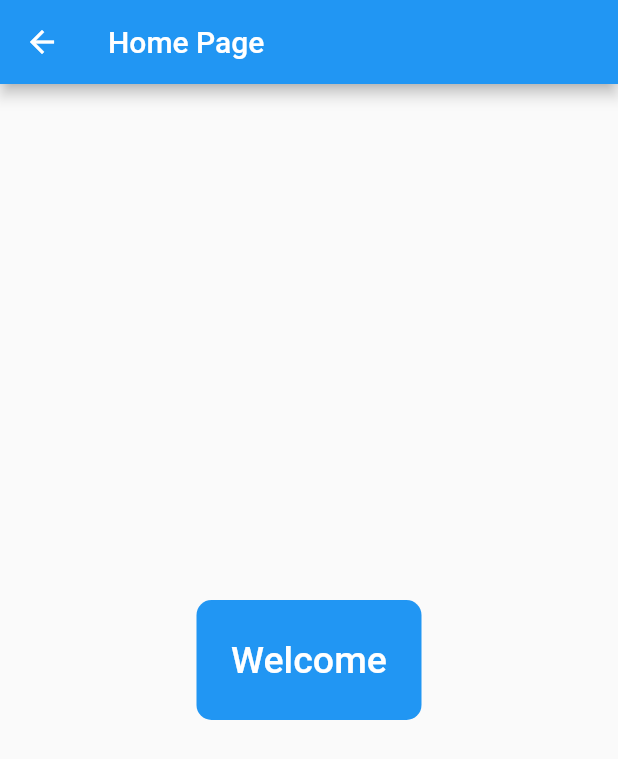
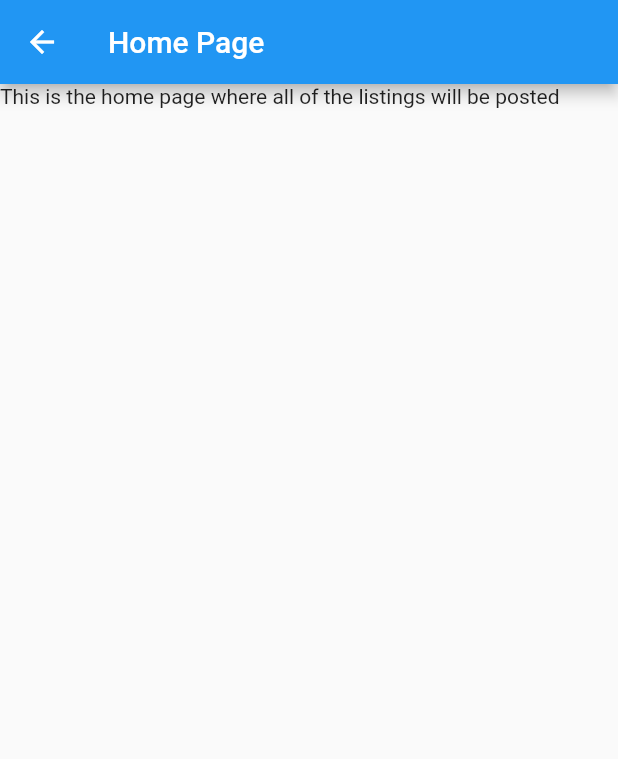
Before and after one commit to Jschofi95/Utool, a Flutter app: the screen it shows after launch, after a tap on "Login", on a phone screen of 412 x 824 dp. Shown: the top 759 px of the screen. Run offline on Flutter 3.47's test engine with Material 2 defaults, Android fonts, the phone set to English and light mode, and no system bars.

Commit message:
Added flutter logo image and created homepage layout class.

```diff
--- /dev/null
+++ b/lib/homepage/homepage.dart
@@ -0,0 +1,24 @@
+import 'package:flutter/material.dart';
+
+class HomePage extends StatefulWidget {
+  const HomePage({super.key});
+
+  @override
+  State<StatefulWidget> createState() => _HomePageState();
+}
+
+class _HomePageState extends State<HomePage> {
+  @override
+  Widget build(BuildContext context) {
+    return Scaffold(
+      appBar: AppBar(
+        title: const Text("Home Page"),
+      ),
+      body: Column(
+        children: const [
+          Text("This is the home page where all of the listings will be posted"),
+        ],
+      ),
+    );
+  }
+}
--- a/lib/login/HomePage.dart
+++ /dev/null
@@ -1,34 +0,0 @@
-import 'package:flutter/material.dart';
-
-class HomePage extends StatefulWidget {
-  @override
-  _HomePageState createState() => _HomePageState();
-}
-
-class _HomePageState extends State<HomePage> {
-  @override
-  Widget build(BuildContext context) {
-    return Scaffold(
-      appBar: AppBar(
-        title: Text('Home Page'),
-      ),
-      body: Center(
-        child: Container(
-          height: 80,
-          width: 150,
-          decoration: BoxDecoration(
-              color: Colors.blue, borderRadius: BorderRadius.circular(10)),
-          child: TextButton(
-            onPressed: () {
-              Navigator.pop(context);
-            },
-            child: Text(
-              'Welcome',
-              style: TextStyle(color: Colors.white, fontSize: 25),
-            ),
-          ),
-        ),
-      ),
-    );
-  }
-}
--- a/lib/main.dart
+++ b/lib/main.dart
@@ -1,5 +1,5 @@
 import 'package:flutter/material.dart';
-import 'login/login_layout.dart';
+import 'package:utool/login/login.dart';
 
 void main() {
   runApp(MyApp());
@@ -9,8 +9,7 @@ class MyApp extends StatelessWidget {
   @override
   Widget build(BuildContext context) {
     return MaterialApp(
-      debugShowCheckedModeBanner: false,
-      home: LoginDemo(),
+      home: LoginPage(),
     );
   }
 }
--- a/pubspec.yaml
+++ b/pubspec.yaml
@@ -59,9 +59,8 @@ flutter:
   uses-material-design: true
 
   # To add assets to your application, add an assets section, like this:
-  # assets:
-  #   - images/a_dot_burr.jpeg
-  #   - images/a_dot_ham.jpeg
+  assets:
+    - assets/flutter_logo.png
 
   # An image asset can refer to one or more resolution-specific "variants", see
   # https://flutter.dev/assets-and-images/#resolution-aware
```
Also changed, not shown: lib/login/login.dart (renamed from lib/login/login_layout.dart, +8 -8 lines), assets/flutter_logo.png (added).
